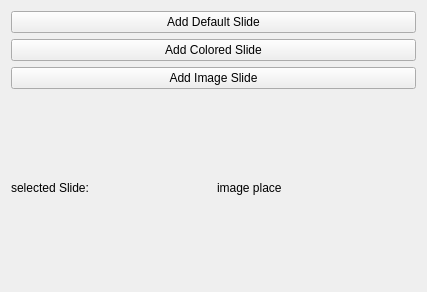
Old version of the form slidecontrol.ui in the repository magnocube/POV-Globe.
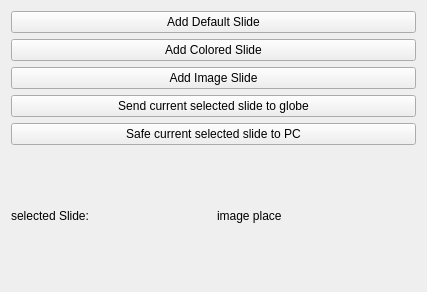
New version of the form.

Diff of the .ui file:
```diff
--- a/slidecontrol.ui
+++ b/slidecontrol.ui
@@ -37,6 +37,20 @@
        </property>
       </widget>
      </item>
+     <item>
+      <widget class="QPushButton" name="sendToGlobeButton">
+       <property name="text">
+        <string>Send current selected slide to globe</string>
+       </property>
+      </widget>
+     </item>
+     <item>
+      <widget class="QPushButton" name="safeToPc">
+       <property name="text">
+        <string>Safe current selected slide to PC</string>
+       </property>
+      </widget>
+     </item>
     </layout>
    </item>
    <item>
```
